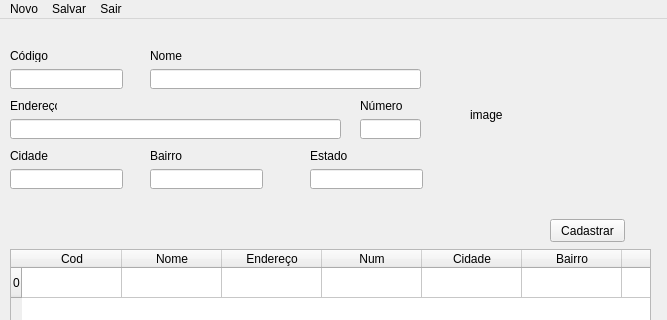
Above: portifolio/python/interface/mainwindow_2.ui from GussSoares/Projetos before the change; both pictures show x 0 to 667 and y 0 to 320 of the 667 by 477 pixel window. Below: the same form after it.
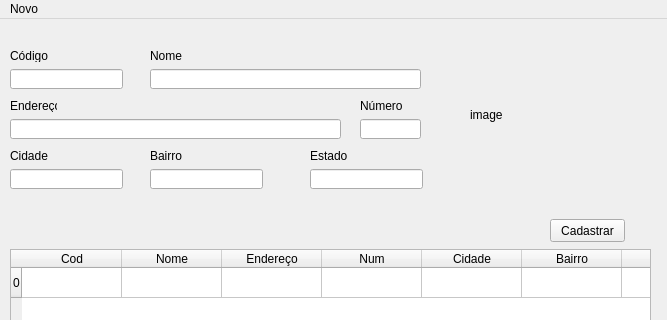
That is the form after the change.

Diff of the .ui file:
```diff
--- a/portifolio/python/interface/mainwindow_2.ui
+++ b/portifolio/python/interface/mainwindow_2.ui
@@ -274,20 +274,10 @@
     <property name="title">
      <string>Novo</string>
     </property>
-   </widget>
-   <widget class="QMenu" name="menuSalvar">
-    <property name="title">
-     <string>Salvar</string>
-    </property>
-   </widget>
-   <widget class="QMenu" name="menuSair">
-    <property name="title">
-     <string>Sair</string>
-    </property>
+    <addaction name="actionSalvar"/>
+    <addaction name="actionSair"/>
    </widget>
    <addaction name="menuFile"/>
-   <addaction name="menuSalvar"/>
-   <addaction name="menuSair"/>
   </widget>
   <action name="actionasd">
    <property name="text">
```
Left out of the diff: 10 changed lines with no effect on the pictures.
